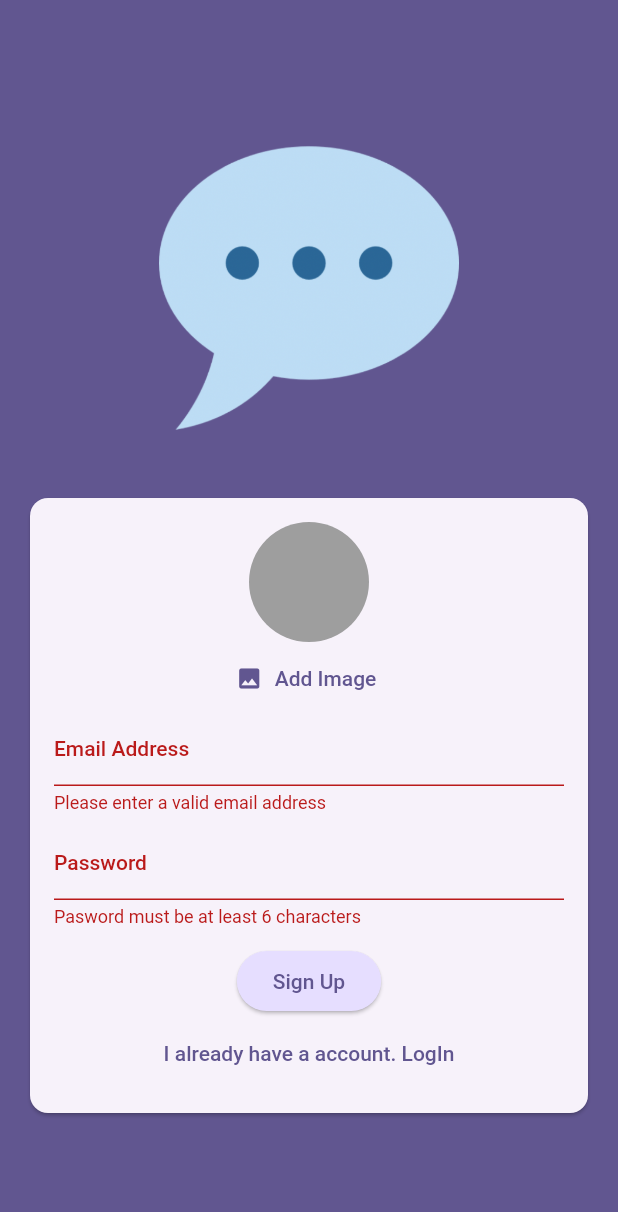
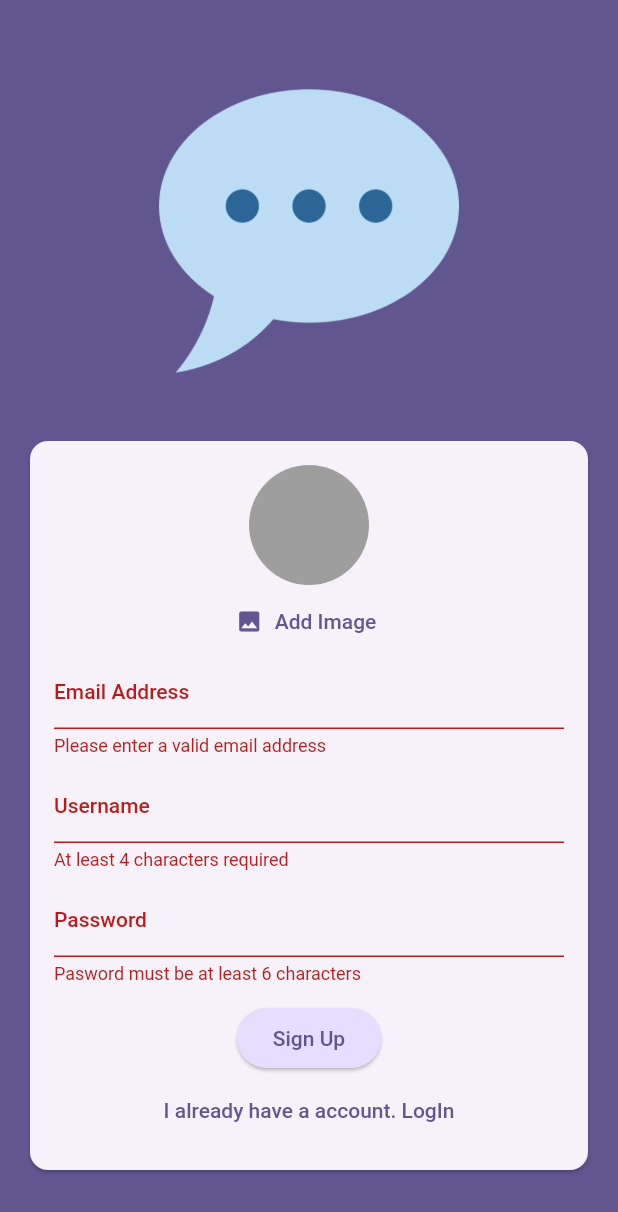
Before and after one commit to abdGhost/Flutter_Chat, a Flutter app: the screen it shows after launch, after a tap on "Login", after a tap on "Create a new account", after a tap on "Sign Up", on a phone screen of 412 x 824 dp. Shown: the top 1212 px of the screen. Run offline on Flutter 3.47's test engine with Material 2 defaults, Android fonts, the phone set to English and light mode, and no system bars; our stand-ins replace cloud_firestore, firebase_auth, firebase_core, firebase_storage, image_picker; accounts and stored records are empty.

```diff
--- a/lib/screens/auth_screen.dart
+++ b/lib/screens/auth_screen.dart
@@ -1,5 +1,6 @@
 import 'dart:io';
 
+import 'package:cloud_firestore/cloud_firestore.dart';
 import 'package:firebase_storage/firebase_storage.dart';
 import 'package:flutter/material.dart';
 
@@ -22,6 +23,7 @@ class _AuthScreenState extends State<AuthScreen> {
   bool _isLogin = true;
   String _enteredEmail = '';
   String _enteredPassword = '';
+  String _enteredUsername = '';
   File? _selectedImage;
 
   bool _isAuthenticating = false;
@@ -56,15 +58,27 @@ class _AuthScreenState extends State<AuthScreen> {
           email: _enteredEmail,
           password: _enteredPassword,
         );
+        print(userCredentials.user);
         final storageRef = FirebaseStorage.instance
             .ref()
             .child('user_images')
             .child('${userCredentials.user!.uid}.jpg');
+        print('Image here');
+        print(storageRef);
 
         await storageRef.putFile(_selectedImage!);
-        final imageUrl = storageRef.getDownloadURL();
-        // ignore: avoid_print
-        print(imageUrl);
+
+        final imageUrl = await storageRef.getDownloadURL();
+        print('url');
+        print(imageUrl.toString());
+        await FirebaseFirestore.instance
+            .collection('users')
+            .doc(userCredentials.user!.uid)
+            .set({
+          'username': _enteredUsername,
+          'email': _enteredEmail,
+          'image_url': imageUrl.toString(),
+        });
       }
     } on FirebaseAuthException catch (error) {
       if (error.code == 'email-already-in-use') {
@@ -168,6 +182,24 @@ class _AuthScreenState extends State<AuthScreen> {
                           const SizedBox(
                             height: 10,
                           ),
+                          if (!_isLogin)
+                            TextFormField(
+                              decoration: const InputDecoration(
+                                labelText: 'Username',
+                              ),
+                              validator: (value) {
+                                if (value == null || value.trim().length < 4) {
+                                  return 'At least 4 characters required';
+                                }
+                                return null;
+                              },
+                              onSaved: ((newValue) {
+                                _enteredUsername = newValue!;
+                              }),
+                            ),
+                          const SizedBox(
+                            height: 10,
+                          ),
                           TextFormField(
                             decoration: const InputDecoration(
                               labelText: 'Password',
```
Also changed, not shown: lib/screens/chat_screen.dart (+9 -3 lines), lib/widgets/chat_messages.dart (added, +12 -0 lines), lib/widgets/new_messages.dart (added, +80 -0 lines), 2 other files.
